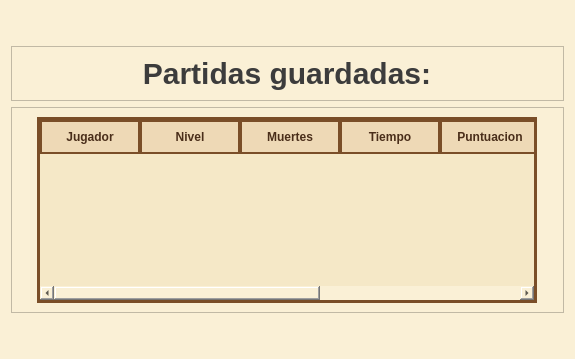
Above: Ventana_Principal_TFG/views/partidasGuardadas.ui from AdriTg00/Videojuego_2d before the change. Below: the same form after it.
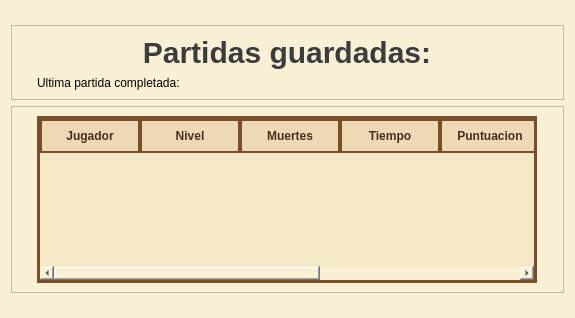
That is the form after the change.

Patch:
```diff
--- a/Ventana_Principal_TFG/views/partidasGuardadas.ui
+++ b/Ventana_Principal_TFG/views/partidasGuardadas.ui
@@ -7,7 +7,7 @@
     <x>0</x>
     <y>0</y>
     <width>575</width>
-    <height>359</height>
+    <height>318</height>
    </rect>
   </property>
   <property name="windowTitle">
@@ -242,6 +242,16 @@
         </property>
        </widget>
       </item>
+      <item row="1" column="0">
+       <widget class="QLabel" name="lblEstadisticas">
+        <property name="text">
+         <string>Ultima partida completada:</string>
+        </property>
+        <property name="wordWrap">
+         <bool>true</bool>
+        </property>
+       </widget>
+      </item>
      </layout>
     </widget>
    </item>
```
Left out of the diff: 26 changed lines with no effect on the pictures.
